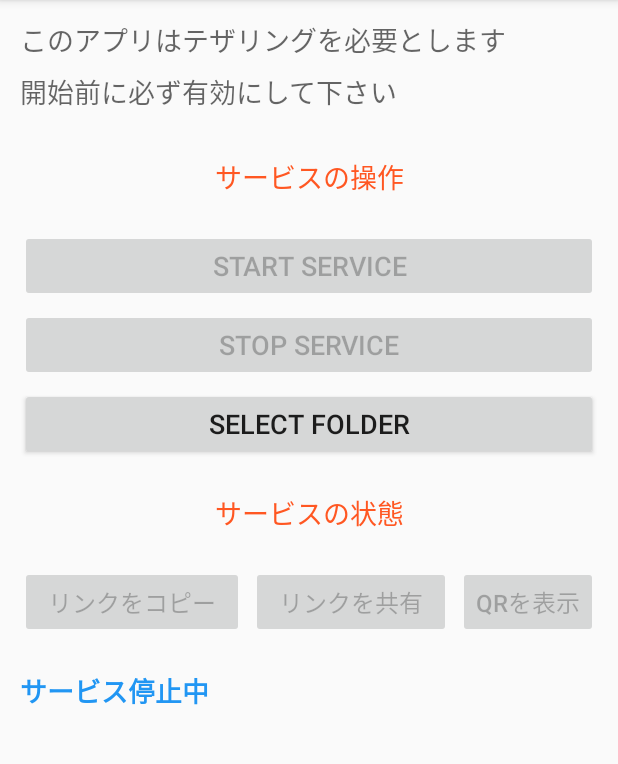
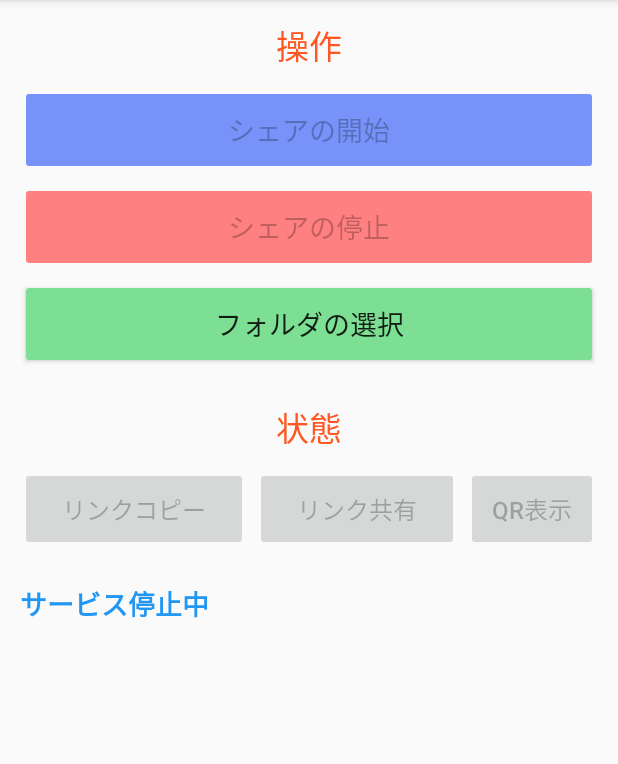
Before and after one commit to xenncamcos/EasyPhotoShare, an Android app: the screen it shows after launch (MainActivity), on a phone screen of 412 x 824 dp, the part 84-848 px from its top. Run offline under Robolectric (Android 15) with nearby library versions, the phone set to English and light mode, and no system bars.

```diff
--- a/app/src/main/AndroidManifest.xml
+++ b/app/src/main/AndroidManifest.xml
@@ -11,10 +11,10 @@
     <uses-permission android:name="android.permission.INTERNET" />
     <uses-permission android:name="android.permission.CAMERA" tools:node="remove" />
     <uses-permission android:name="android.permission.ACCESS_NETWORK_STATE" />
+    <uses-permission android:name="android.permission.CHANGE_NETWORK_STATE" />
     <uses-permission android:name="android.permission.ACCESS_WIFI_STATE" />
-    <!--<uses-permission android:name="android.permission.CHANGE_NETWORK_STATE" />
     <uses-permission android:name="android.permission.CHANGE_WIFI_STATE" />
-    <uses-permission
+    <!--<uses-permission
         android:name="android.permission.CONNECTIVITY_INTERNAL"
         tools:ignore="ProtectedPermissions" />
     <uses-permission
--- a/app/src/main/java/com/silverintegral/easyphotoshare/LicenseActivity.java
+++ b/app/src/main/java/com/silverintegral/easyphotoshare/LicenseActivity.java
@@ -1,5 +1,5 @@
 /**
- * Copyright 2019 silverintegral@xenncam
+ * Copyright 2019 silverintegral, xenncam
  *
  * Licensed under the Apache License, Version 2.0 (the "License");
  * you may not use this file except in compliance with the License.
--- a/app/src/main/java/com/silverintegral/easyphotoshare/SettingsActivity.java
+++ b/app/src/main/java/com/silverintegral/easyphotoshare/SettingsActivity.java
@@ -1,5 +1,5 @@
 /**
- * Copyright 2019 silverintegral@xenncam
+ * Copyright 2019 silverintegral, xenncam
  *
  * Licensed under the Apache License, Version 2.0 (the "License");
  * you may not use this file except in compliance with the License.
@@ -13,7 +13,6 @@
  * See the License for the specific language governing permissions and
  * limitations under the License.
  */
-
 
 package com.silverintegral.easyphotoshare;
 
--- a/app/src/main/res/layout/activity_main.xml
+++ b/app/src/main/res/layout/activity_main.xml
@@ -17,22 +17,13 @@
             android:padding="6pt">
 
             <TextView
-                android:id="@+id/main_app_explanation"
-                android:layout_width="match_parent"
-                android:layout_height="wrap_content"
-                android:lineSpacingExtra="8sp"
-                android:text="このアプリはテザリングを必要とします\n開始前に必ず有効にして下さい\n"
-                android:textAppearance="@style/TextAppearance.AppCompat.Medium"
-                tools:layout_editor_absoluteX="64dp"
-                tools:layout_editor_absoluteY="216dp" />
-
-            <TextView
                 android:id="@+id/main_txt_info_title"
                 android:layout_width="match_parent"
                 android:layout_height="wrap_content"
-                android:text="サービスの操作\n"
+                android:layout_marginBottom="10dp"
+                android:text="操作"
                 android:textAlignment="center"
-                android:textAppearance="@style/TextAppearance.AppCompat.Medium"
+                android:textAppearance="@style/TextAppearance.AppCompat.Large"
                 android:textColor="#FF5722" />
 
             <Button
@@ -41,8 +32,10 @@
                 android:layout_width="match_parent"
                 android:layout_height="wrap_content"
                 android:layout_marginBottom="2pt"
+                android:height="60dp"
+                android:backgroundTint="#7793FA"
                 android:enabled="false"
-                android:text="Start Service"
+                android:text="シェアの開始"
                 android:textSize="18sp" />
 
             <Button
@@ -50,16 +43,20 @@
                 android:layout_width="match_parent"
                 android:layout_height="wrap_content"
                 android:layout_marginBottom="2pt"
+                android:height="60dp"
+                android:backgroundTint="#FF8080"
                 android:enabled="false"
-                android:text="Stop Service"
+                android:text="シェアの停止"
                 android:textSize="18sp" />
 
             <Button
                 android:id="@+id/main_btn_sel"
                 android:layout_width="match_parent"
                 android:layout_height="wrap_content"
+                android:height="60dp"
+                android:backgroundTint="#7DDF94"
                 android:enabled="false"
-                android:text="SELECT FOLDER"
+                android:text="フォルダの選択"
                 android:textSize="18sp" />
 
             <Space
@@ -71,9 +68,10 @@
                 android:id="@+id/main_txt_info_title2"
                 android:layout_width="match_parent"
                 android:layout_height="wrap_content"
-                android:text="サービスの状態\n"
+                android:layout_marginBottom="10dp"
+                android:text="状態"
                 android:textAlignment="center"
-                android:textAppearance="@style/TextAppearance.AppCompat.Medium"
+                android:textAppearance="@style/TextAppearance.AppCompat.Large"
                 android:textColor="#FF5722" />
 
             <LinearLayout
@@ -88,8 +86,9 @@
                     android:layout_height="wrap_content"
                     android:layout_marginRight="2pt"
                     android:layout_weight="1"
+                    android:height="56dp"
                     android:enabled="false"
-                    android:text="リンクをコピー"
+                    android:text="リンクコピー"
                     android:textSize="16sp" />
 
                 <Button
@@ -98,16 +97,18 @@
                     android:layout_height="wrap_content"
                     android:layout_marginRight="2pt"
                     android:layout_weight="1"
+                    android:height="56dp"
                     android:enabled="false"
-                    android:text="リンクを共有"
+                    android:text="リンク共有"
                     android:textSize="16sp" />
 
                 <Button
                     android:id="@+id/main_btn_qr"
                     android:layout_width="wrap_content"
                     android:layout_height="wrap_content"
+                    android:height="56dp"
                     android:enabled="false"
-                    android:text="QRを表示"
+                    android:text="QR表示"
                     android:textSize="16sp" />
             </LinearLayout>
 
--- a/app/src/main/res/values/strings.xml
+++ b/app/src/main/res/values/strings.xml
@@ -2,11 +2,11 @@
     <string name="app_name">EasyPhotoShare</string>
     <string name="title_activity_main">EasyPhotoShare</string>
     <string name="title_activity_qr">QR Code</string>
-    <string name="title_activity_settings">設定</string>
+    <string name="title_activity_settings">高度な設定</string>
 
-    <string name="menu_main_setting">設定</string>
+    <string name="menu_main_setting">高度な設定</string>
     <string name="menu_main_license">ライセンス</string>
-    <string name="menu_main_exit">終了</string>
+    <string name="menu_main_exit">アプリの終了</string>
 
     <string name="set_server_header">サーバー設定</string>
     <string name="set_server_keepalive">HTTPキープアライブ</string>
```
Also changed, not shown: app/src/main/java/com/silverintegral/easyphotoshare/MainActivity.java (+163 -39 lines), app/src/main/java/com/silverintegral/easyphotoshare/MainService.java (+3 -4 lines), app/src/main/java/com/silverintegral/easyphotoshare/QrActivity.java (+63 -70 lines), app/src/main/java/com/silverintegral/easyphotoshare/QrEditFragment.java (+30 -14 lines), app/src/main/java/com/silverintegral/easyphotoshare/QrViewFragment.java (+16 -0 lines), app/src/main/res/layout/fragment_qr_view.xml (+15 -17 lines), app/src/main/res/menu/main.xml (line endings or trailing spaces), 1 other file.
